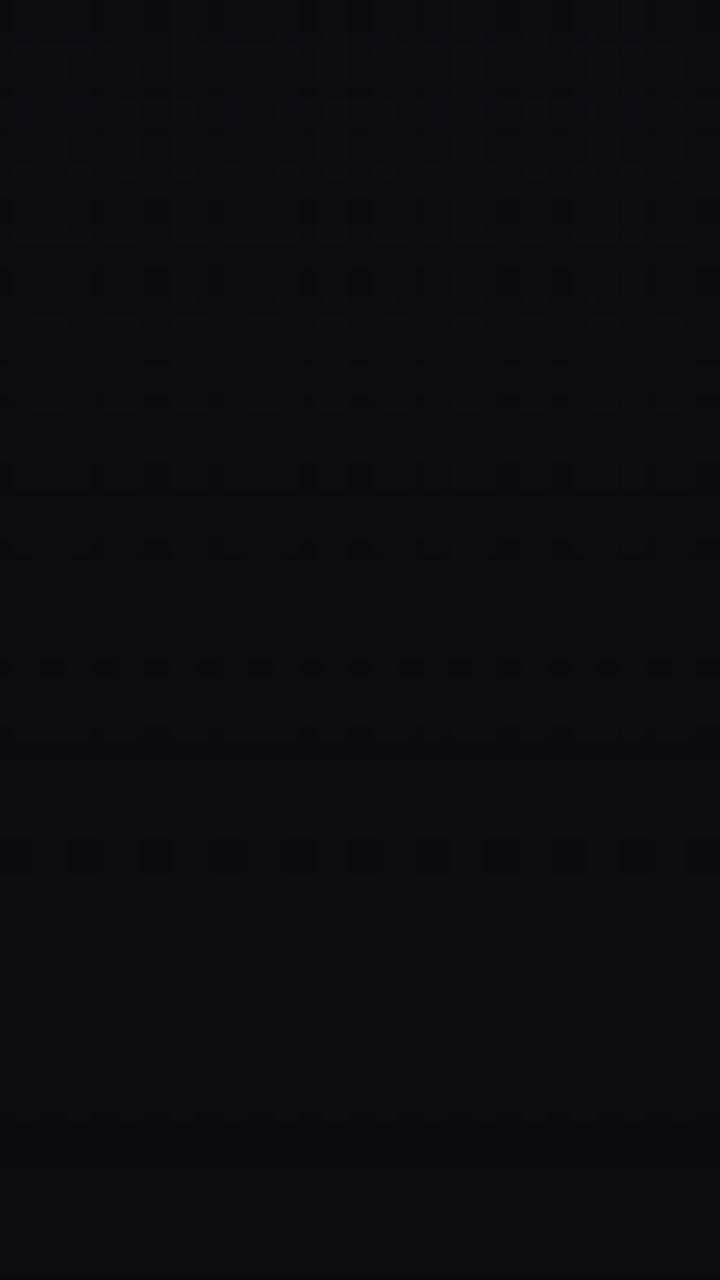
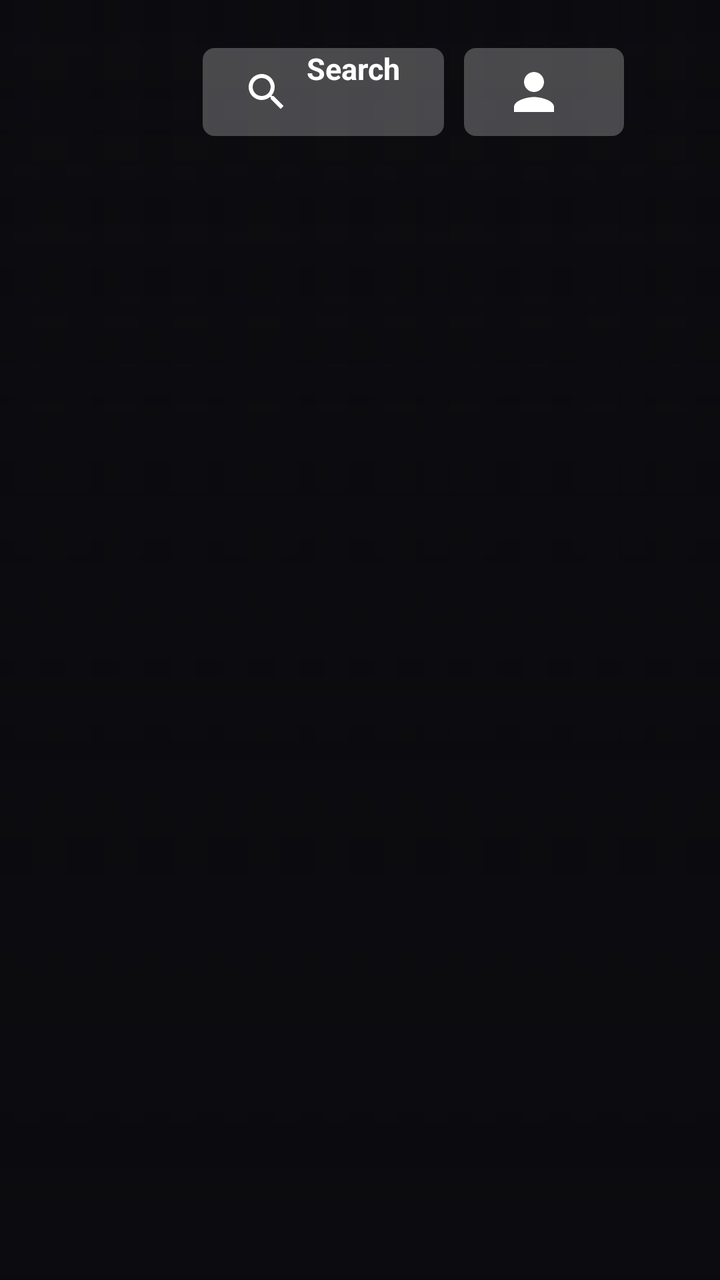

Compare the two renders of this Android layout. The source of the first and the diff that turns it into the second are given below.
<!-- AndroidManifest.xml: application theme Theme.HomeReel.Tv -->
<!-- res/layout/activity_home.xml -->
<?xml version="1.0" encoding="utf-8"?>
<FrameLayout xmlns:android="http://schemas.android.com/apk/res/android"
    android:layout_width="match_parent"
    android:layout_height="match_parent"
    android:background="@color/background">

    <include layout="@layout/hero_backdrop" />

    <LinearLayout
        android:layout_width="560dp"
        android:layout_height="wrap_content"
        android:layout_marginStart="56dp"
        android:layout_marginTop="30dp"
        android:orientation="vertical">

        <TextView
            android:id="@+id/brand"
            style="@style/HomeReel.Brand"
            android:layout_width="wrap_content"
            android:layout_height="wrap_content" />

        <TextView
            android:id="@+id/hero_title"
            style="@style/HomeReel.HeroTitle"
            android:layout_width="match_parent"
            android:layout_height="52dp"
            android:layout_marginTop="12dp" />

        <TextView
            android:id="@+id/hero_meta"
            style="@style/HomeReel.Meta"
            android:layout_width="match_parent"
            android:layout_height="wrap_content"
            android:layout_marginTop="6dp" />

        <TextView
            android:id="@+id/hero_genres"
            style="@style/HomeReel.Genres"
            android:layout_width="match_parent"
            android:layout_height="wrap_content"
            android:layout_marginTop="4dp" />

        <TextView
            android:id="@+id/hero_description"
            style="@style/HomeReel.Body"
            android:layout_width="match_parent"
            android:layout_height="wrap_content"
            android:layout_marginTop="10dp"
            android:maxLines="3" />
    </LinearLayout>

    <androidx.recyclerview.widget.RecyclerView
        android:id="@+id/rows"
        android:layout_width="match_parent"
        android:layout_height="match_parent"
        android:layout_marginTop="248dp"
        android:clipChildren="false" />
</FrameLayout>
<!-- res/layout/hero_backdrop.xml (included above) -->
<?xml version="1.0" encoding="utf-8"?>
<merge xmlns:android="http://schemas.android.com/apk/res/android">

    <ImageView
        android:id="@+id/backdrop_a"
        android:layout_width="match_parent"
        android:layout_height="match_parent"
        android:alpha="0"
        android:importantForAccessibility="no"
        android:scaleType="centerCrop" />

    <ImageView
        android:id="@+id/backdrop_b"
        android:layout_width="match_parent"
        android:layout_height="match_parent"
        android:alpha="0"
        android:importantForAccessibility="no"
        android:scaleType="centerCrop" />

    <View
        android:layout_width="match_parent"
        android:layout_height="match_parent"
        android:background="@drawable/scrim_start" />

    <View
        android:layout_width="match_parent"
        android:layout_height="match_parent"
        android:background="@drawable/scrim_bottom" />
</merge>
<!-- resources referenced by this layout -->
<resources>
  <color name="background">#0B0B0F</color>
  <style name="HomeReel.Body">
          <item name="android:textColor">@color/body</item>
          <item name="android:textSize">15sp</item>
          <item name="android:lineSpacingExtra">3dp</item>
          <item name="android:ellipsize">end</item>
      </style>
  <style name="HomeReel.Brand">
          <item name="android:textColor">@color/accent</item>
          <item name="android:textSize">13sp</item>
          <item name="android:textStyle">bold</item>
          <item name="android:letterSpacing">0.18</item>
          <item name="android:textAllCaps">true</item>
      </style>
  <style name="HomeReel.Genres">
          <item name="android:textColor">@color/muted</item>
          <item name="android:textSize">14sp</item>
      </style>
  <style name="HomeReel.Meta">
          <item name="android:textColor">@color/text</item>
          <item name="android:textSize">15sp</item>
      </style>
  <style name="Theme.HomeReel.Tv" parent="@style/Theme.Leanback">
          <item name="android:windowBackground">@color/background</item>
          <item name="android:colorAccent">@color/accent</item>
      </style>
  <color name="body">#D4D4DC</color>
  <color name="accent">#F5B301</color>
  <color name="muted">#A3A3B2</color>
  <color name="text">#FFFFFF</color>
  <!-- unchanged entries left out for length: 3 -->
</resources>

<!-- the commit's change to res/layout/activity_home.xml (unified diff, before → after) -->
@@ -49,6 +49,34 @@
             android:maxLines="3" />
     </LinearLayout>
 
+    
+    <LinearLayout
+        android:layout_width="wrap_content"
+        android:layout_height="wrap_content"
+        android:layout_gravity="top|end"
+        android:layout_marginTop="24dp"
+        android:layout_marginEnd="48dp"
+        android:orientation="horizontal">
+
+        <Button
+            android:id="@+id/top_search"
+            style="@style/HomeReel.Pill"
+            android:layout_width="wrap_content"
+            android:layout_height="wrap_content"
+            android:drawableStart="@drawable/ic_search"
+            android:text="@string/search"
+            android:textSize="15sp" />
+
+        <Button
+            android:id="@+id/top_profile"
+            style="@style/HomeReel.Pill"
+            android:layout_width="wrap_content"
+            android:layout_height="wrap_content"
+            android:layout_marginStart="10dp"
+            android:drawableStart="@drawable/ic_person"
+            android:textSize="15sp" />
+    </LinearLayout>
+
     <androidx.recyclerview.widget.RecyclerView
         android:id="@+id/rows"
         android:layout_width="match_parent"
<!-- resource entries referenced after the edit -->
@@ -1,6 +1,29 @@
 <!-- resources referenced by this layout -->
 <resources>
   <color name="background">#0B0B0F</color>
+  <!-- drawable ic_person (drawable) -->
+  <?xml version="1.0" encoding="utf-8"?>
+  <vector xmlns:android="http://schemas.android.com/apk/res/android"
+      android:width="30dp"
+      android:height="30dp"
+      android:viewportWidth="24"
+      android:viewportHeight="24">
+      <path
+          android:fillColor="#FFFFFF"
+          android:pathData="M12,12c2.21,0 4,-1.79 4,-4s-1.79,-4 -4,-4 -4,1.79 -4,4 1.79,4 4,4zM12,14c-2.67,0 -8,1.34 -8,4v2h16v-2c0,-2.66 -5.33,-4 -8,-4z" />
+  </vector>
+  <!-- drawable ic_search (drawable) -->
+  <?xml version="1.0" encoding="utf-8"?>
+  <vector xmlns:android="http://schemas.android.com/apk/res/android"
+      android:width="24dp"
+      android:height="24dp"
+      android:viewportWidth="24"
+      android:viewportHeight="24">
+      <path
+          android:fillColor="#FFFFFF"
+          android:pathData="M15.5,14h-0.79l-0.28,-0.27C15.41,12.59 16,11.11 16,9.5 16,5.91 13.09,3 9.5,3S3,5.91 3,9.5 5.91,16 9.5,16c1.61,0 3.09,-0.59 4.23,-1.57l0.27,0.28v0.79l5,4.99L20.49,19l-4.99,-5zM9.5,14C7.01,14 5,11.99 5,9.5S7.01,5 9.5,5 14,7.01 14,9.5 11.99,14 9.5,14z" />
+  </vector>
+  <string name="search">Search</string>
   <style name="HomeReel.Body">
           <item name="android:textColor">@color/body</item>
           <item name="android:textSize">15sp</item>
@@ -22,6 +45,21 @@
           <item name="android:textColor">@color/text</item>
           <item name="android:textSize">15sp</item>
       </style>
+  <style name="HomeReel.Pill">
+          <item name="android:background">@drawable/pill</item>
+          <item name="android:textColor">@color/pill_text</item>
+          <item name="android:drawableTint">@color/pill_text</item>
+          <item name="android:textAllCaps">false</item>
+          <item name="android:textSize">16sp</item>
+          <item name="android:textStyle">bold</item>
+          <item name="android:minHeight">44dp</item>
+          <item name="android:minWidth">0dp</item>
+          <item name="android:paddingStart">20dp</item>
+          <item name="android:paddingEnd">22dp</item>
+          <item name="android:drawablePadding">8dp</item>
+          <item name="android:stateListAnimator">@null</item>
+          <item name="android:focusable">true</item>
+      </style>
   <style name="Theme.HomeReel.Tv" parent="@style/Theme.Leanback">
           <item name="android:windowBackground">@color/background</item>
           <item name="android:colorAccent">@color/accent</item>
@@ -30,6 +68,22 @@
   <color name="accent">#F5B301</color>
   <color name="muted">#A3A3B2</color>
   <color name="text">#FFFFFF</color>
+  <!-- drawable pill (drawable) -->
+  <?xml version="1.0" encoding="utf-8"?>
+  <selector xmlns:android="http://schemas.android.com/apk/res/android">
+      <item android:state_focused="true">
+          <shape android:shape="rectangle">
+              <solid android:color="#FFFFFF" />
+              <corners android:radius="6dp" />
+          </shape>
+      </item>
+      <item>
+          <shape android:shape="rectangle">
+              <solid android:color="#40FFFFFF" />
+              <corners android:radius="6dp" />
+          </shape>
+      </item>
+  </selector>
   <!-- unchanged entries left out for length: 3 -->
 </resources>
 
